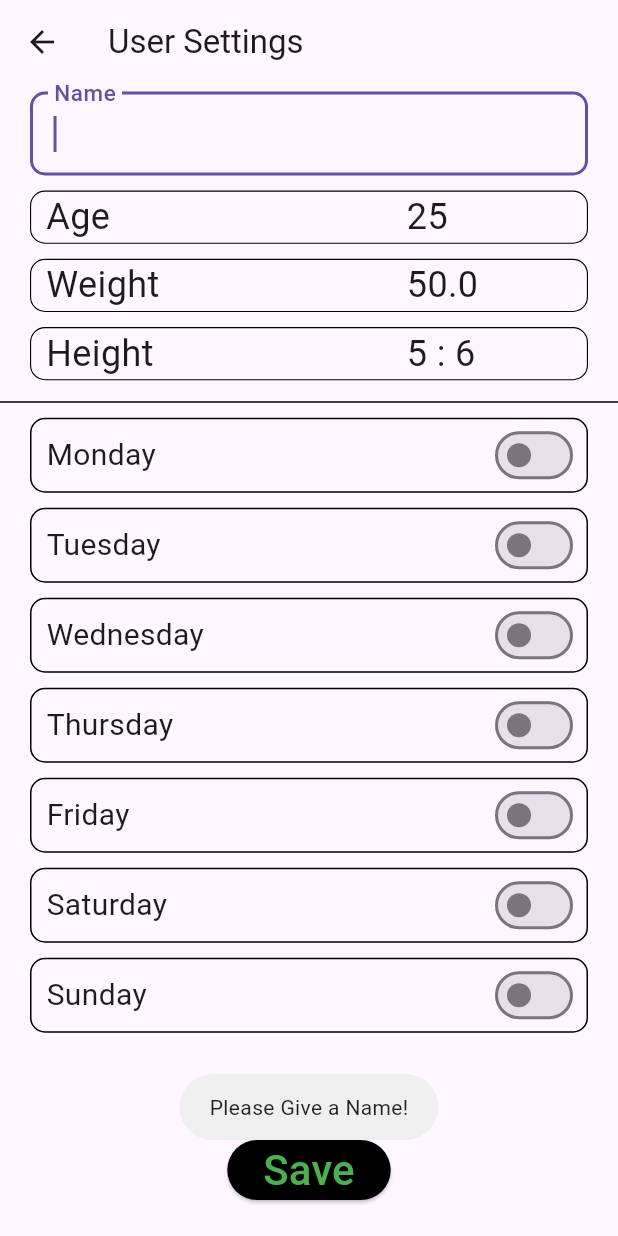
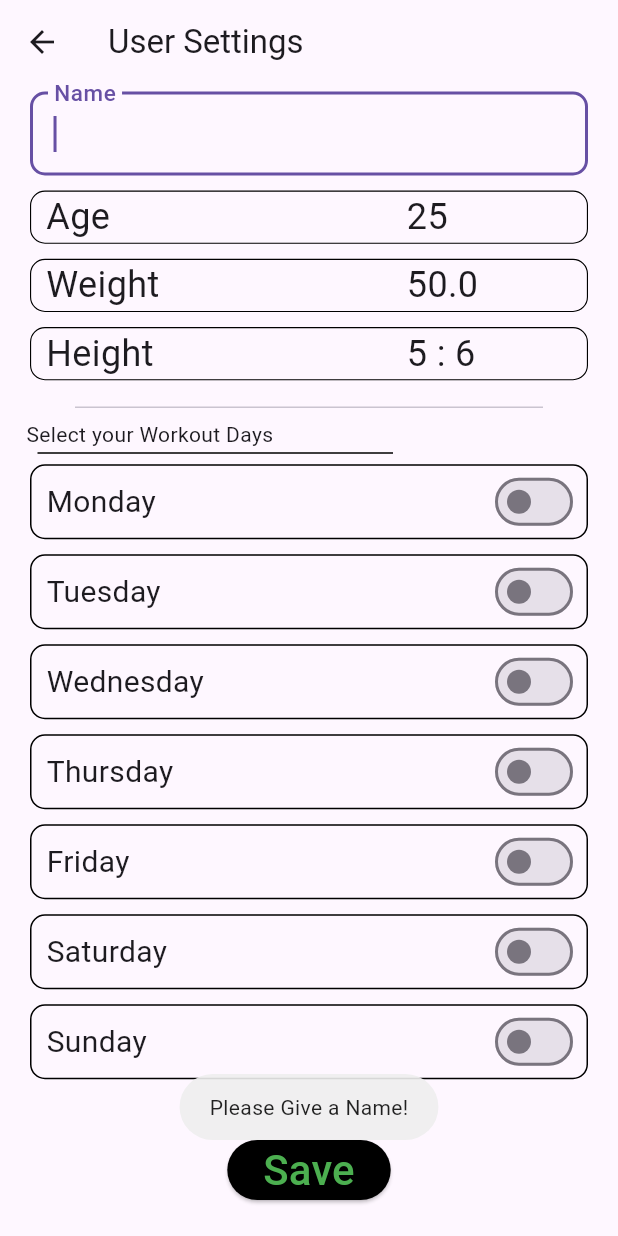
Before and after one commit to MHaroonirfan/GymPartner, a Flutter app: the FormScreen screen opened directly, after a tap on "Save", on a phone screen of 412 x 824 dp. Run offline on Flutter 3.47's test engine with Material 3 defaults, Android fonts, the phone set to English and light mode, and no system bars; our stand-ins replace fl_chart, fluttertoast, shared_preferences, sqflite; accounts and stored records are empty.

Commit message:
Done all form screen tasks

```diff
--- a/analysis_options.yaml
+++ b/analysis_options.yaml
@@ -7,6 +7,9 @@
 
 # The following line activates a set of recommended lints for Flutter apps,
 # packages, and plugins designed to encourage good coding practices.
+analyzer:
+  errors:
+    prefer_const_constructors: ignore
 include: package:flutter_lints/flutter.yaml
 
 linter:
--- a/lib/database.dart
+++ b/lib/database.dart
@@ -56,6 +56,7 @@ class DatabaseHandler {
   }
 
   Future deleteARow(String table, String whereKey, dynamic whereArg) async {
-    await _database!.delete(table, where: "$whereKey = ?", whereArgs: whereArg);
+    await _database!
+        .delete(table, where: "$whereKey = ?", whereArgs: [whereArg]);
   }
 }
--- a/lib/form_screen.dart
+++ b/lib/form_screen.dart
@@ -2,6 +2,7 @@ import 'package:flutter/material.dart';
 import 'package:flutter/cupertino.dart';
 import 'package:fluttertoast/fluttertoast.dart';
 import 'package:gym_partener/database.dart';
+import 'package:gym_partener/main.dart';
 import 'package:gym_partener/shared_pref.dart';
 
 class FormScreen extends StatefulWidget {
@@ -41,7 +42,7 @@ class _FormScreenState extends State<FormScreen> {
     "Sunday"
   ];
 
-  List<bool> daysSwitch = [false, false, false, false, false, false, false];
+  List<bool> daysSwitch = [true, true, true, true, true, true, true];
 
   @override
   void initState() {
@@ -187,12 +188,18 @@ class _FormScreenState extends State<FormScreen> {
               ],
             ),
           )),
-      Container(
-        height: 10,
-        decoration: const BoxDecoration(border: Border(bottom: BorderSide())),
-      ),
       const SizedBox(
         height: 5,
+      ),
+      Divider(indent: 50, endIndent: 50),
+      Padding(
+          padding: EdgeInsets.only(left: 17.5),
+          child: Text("Select your Workout Days")),
+      Divider(
+        height: 5,
+        indent: 25,
+        endIndent: 150,
+        color: Colors.black,
       ),
       Column(children: getFormDays())
     ];
@@ -408,9 +415,9 @@ class _FormScreenState extends State<FormScreen> {
     for (var i = 0; i < days.length; i++) {
       Map<String, dynamic>? dbRes =
           await DatabaseHandler.instance.getFromDB("Days", "day", days[i]);
-      if (dbRes != null) {
+      if (dbRes == null) {
         setState(() {
-          daysSwitch[i] = true;
+          daysSwitch[i] = false;
         });
       }
     }
@@ -443,6 +450,11 @@ class _FormScreenState extends State<FormScreen> {
           await DatabaseHandler.instance.deleteARow("Days", "day", days[i]);
         }
       }
+
+      Navigator.pushAndRemoveUntil(
+          context,
+          MaterialPageRoute(builder: (context) => AppHomeScreen()),
+          (Route<dynamic> route) => false);
     }
   }
 }
```
